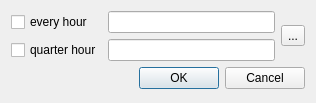
First picture: the form in plugins/talking_clock/gui/settings_dialog.ui, repository Kolcha/DigitalClock4, before the edit.
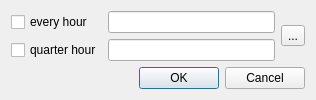
Second picture: the form after the edit. Icons and pictures are not drawn.

What changed in the file:
```diff
--- a/plugins/talking_clock/gui/settings_dialog.ui
+++ b/plugins/talking_clock/gui/settings_dialog.ui
@@ -7,7 +7,7 @@
     <x>0</x>
     <y>0</y>
     <width>316</width>
-    <height>103</height>
+    <height>100</height>
    </rect>
   </property>
   <property name="windowTitle">
```
